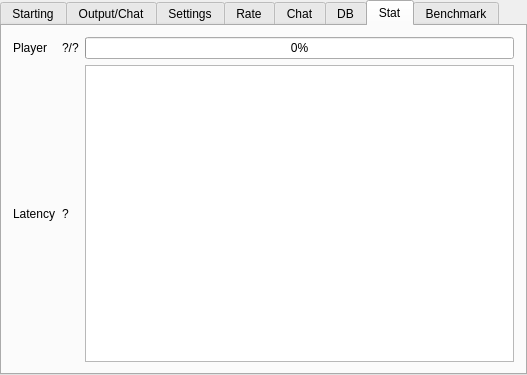
First picture: the form in server/MainWindow.ui, repository alphaonex86/CatchChallenger, before the edit.
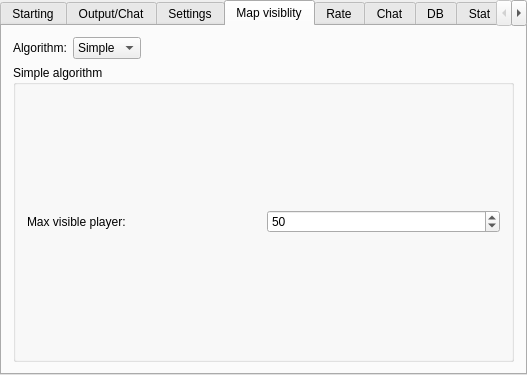
Second picture: the form after the edit. Icons and pictures are not drawn.

What changed in the file:
```diff
--- a/server/MainWindow.ui
+++ b/server/MainWindow.ui
@@ -28,7 +28,7 @@
     <item>
      <widget class="QTabWidget" name="tabWidget">
       <property name="currentIndex">
-       <number>6</number>
+       <number>3</number>
       </property>
       <widget class="QWidget" name="starting">
        <attribute name="title">
@@ -230,11 +230,79 @@
           </property>
          </widget>
         </item>
-        <item row="4" column="1">
-         <widget class="QCheckBox" name="instant_player_number">
-          <property name="text">
-           <string>Instant player number</string>
+       </layout>
+      </widget>
+      <widget class="QWidget" name="tab">
+       <attribute name="title">
+        <string>Map visiblity</string>
+       </attribute>
+       <layout class="QVBoxLayout" name="verticalLayout_5">
+        <item>
+         <layout class="QHBoxLayout" name="horizontalLayout">
+          <item>
+           <widget class="QLabel" name="label_16">
+            <property name="text">
+             <string>Algorithm:</string>
+            </property>
+           </widget>
+          </item>
+          <item>
+           <widget class="QComboBox" name="MapVisibilityAlgorithm">
+            <item>
+             <property name="text">
+              <string>Simple</string>
+             </property>
+            </item>
+           </widget>
+          </item>
+          <item>
+           <spacer name="horizontalSpacer_3">
+            <property name="orientation">
+             <enum>Qt::Horizontal</enum>
+            </property>
+            <property name="sizeHint" stdset="0">
+             <size>
+              <width>40</width>
+              <height>20</height>
+             </size>
+            </property>
+           </spacer>
+          </item>
+         </layout>
+        </item>
+        <item>
+         <widget class="QGroupBox" name="groupBoxMapVisibilityAlgorithmSimple">
+          <property name="sizePolicy">
+           <sizepolicy hsizetype="Expanding" vsizetype="Expanding">
+            <horstretch>0</horstretch>
+            <verstretch>0</verstretch>
+           </sizepolicy>
           </property>
+          <property name="title">
+           <string>Simple algorithm</string>
+          </property>
+          <layout class="QGridLayout" name="gridLayout_4">
+           <item row="0" column="0">
+            <widget class="QLabel" name="label_19">
+             <property name="text">
+              <string>Max visible player: </string>
+             </property>
+            </widget>
+           </item>
+           <item row="0" column="1">
+            <widget class="QSpinBox" name="MapVisibilityAlgorithmSimpleMax">
+             <property name="minimum">
+              <number>1</number>
+             </property>
+             <property name="maximum">
+              <number>100</number>
+             </property>
+             <property name="value">
+              <number>50</number>
+             </property>
+            </widget>
+           </item>
+          </layout>
          </widget>
         </item>
        </layout>
```
Left out of the diff: 3 changed lines with no effect on the pictures.
